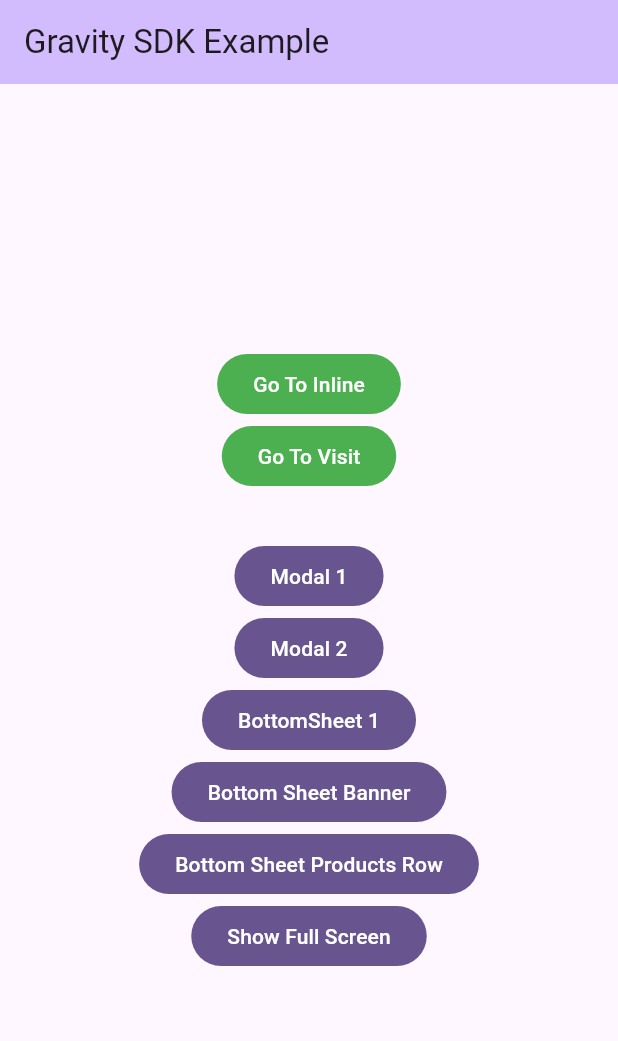
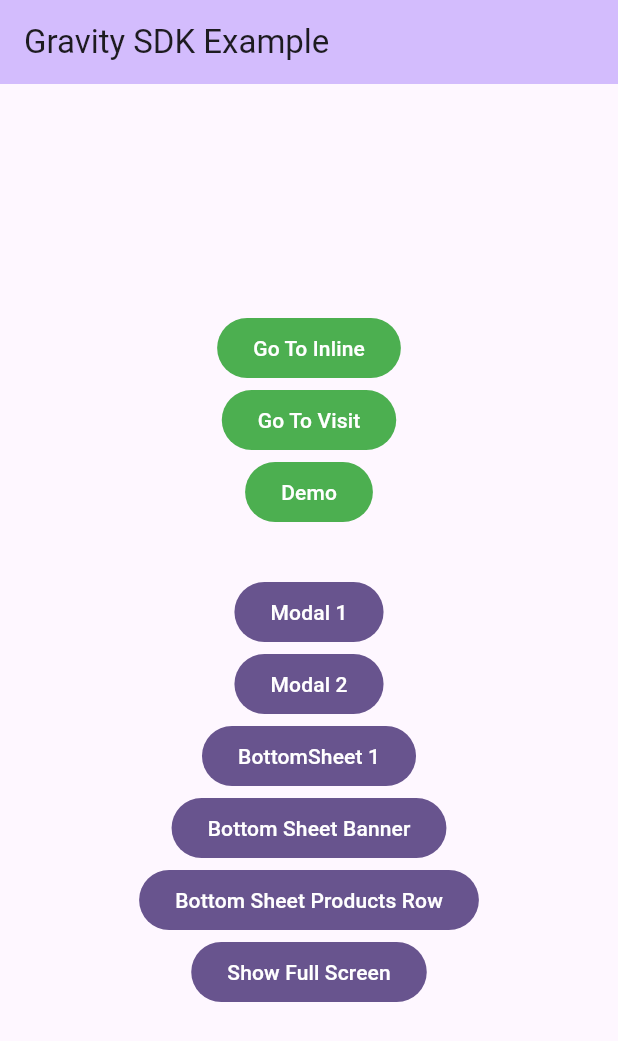
Before and after one commit to Gravity-Field/gravity-sdk-flutter, a Flutter app: the screen it shows after launch, on a phone screen of 412 x 824 dp. Shown: the top 1041 px of the screen. Run offline on Flutter 3.47's test engine with Material 3 defaults, Android fonts, the phone set to English and light mode, and no system bars; our stand-ins replace dio, pretty_dio_logger, shared_preferences, visibility_detector.

Commit message:
Demo with follow url.

```diff
--- a/example/lib/main.dart
+++ b/example/lib/main.dart
@@ -1,6 +1,8 @@
 import 'package:example/visit_screen.dart';
-import 'package:flutter/material.dart';
+import 'package:flutter/material.dart' hide Action;
 import 'package:gravity_sdk/gravity_sdk.dart';
+import 'package:gravity_sdk/src/models/actions/action.dart';
+import 'package:url_launcher/url_launcher.dart';
 
 import 'inline_screen.dart';
 
@@ -30,7 +32,12 @@ class MyApp extends StatelessWidget {
       section: 'section',
       // productWidgetBuilder: CustomProductWidgetBuilder(),
       globalOnClickCallback: (onClick) {
-        print('globalOnClickCallback: ${onClick.action}');
+        if (onClick.action == Action.followUrl) {
+          final url = onClick.url;
+          if (url != null) {
+            launchUrl(Uri.parse(url), mode: LaunchMode.inAppWebView);
+          }
+        }
       },
     );
 
@@ -62,6 +69,7 @@ class MyHomePage extends StatelessWidget {
           children: <Widget>[
             _InlineButton(),
             _VisitButton(),
+            _Demo(),
             SizedBox(height: 32),
             _ModalButton1(),
             _ModalButton2(),
@@ -94,6 +102,26 @@ class _InlineButton extends StatelessWidget {
         );
       },
       child: Text('Go To Inline'),
+    );
+  }
+}
+
+class _Demo extends StatelessWidget {
+  const _Demo({super.key});
+
+  @override
+  Widget build(BuildContext context) {
+    return FilledButton(
+      style: ButtonStyle(
+        backgroundColor: WidgetStateProperty.all(Colors.green),
+      ),
+      onPressed: () async {
+        final response = await GravitySDK.instance.getContent('bottom-sheet-banner');
+        if (context.mounted) {
+          GravitySDK.instance.showBottomSheetContent(context, response);
+        }
+      },
+      child: Text('Demo'),
     );
   }
 }
--- a/example/pubspec.yaml
+++ b/example/pubspec.yaml
@@ -10,6 +10,7 @@ environment:
 dependencies:
   flutter:
     sdk: flutter
+  url_launcher: ^6.3.1
 
   cupertino_icons: ^1.0.8
   gravity_sdk:
--- a/lib/gravity_sdk.dart
+++ b/lib/gravity_sdk.dart
@@ -5,3 +5,4 @@ export 'src/models/internal/slot.dart';
 export 'src/models/external/page_context.dart';
 export 'src/models/external/options.dart';
 export 'src/models/external/content_settings.dart';
+export 'src/models/actions/action.dart';
--- a/lib/src/utils/on_click_handler.dart
+++ b/lib/src/utils/on_click_handler.dart
@@ -14,14 +14,11 @@ class OnClickHandler {
   );
 
   void handeOnClick(OnClick onClick) {
-    print('handeOnClick: ${onClick.action}');
     final event = _events.firstWhereOrNull((element) => element.name == onClick.action);
     if (event != null) {
       GravityRepo.instance.triggerEventUrls(event.urls);
     }
 
-    print('trigger global on click callback');
-
     GravitySDK.instance.globalOnClickCallback?.call(onClick);
   }
 }
```
Also changed, not shown: example/pubspec.lock, 1 other file.
